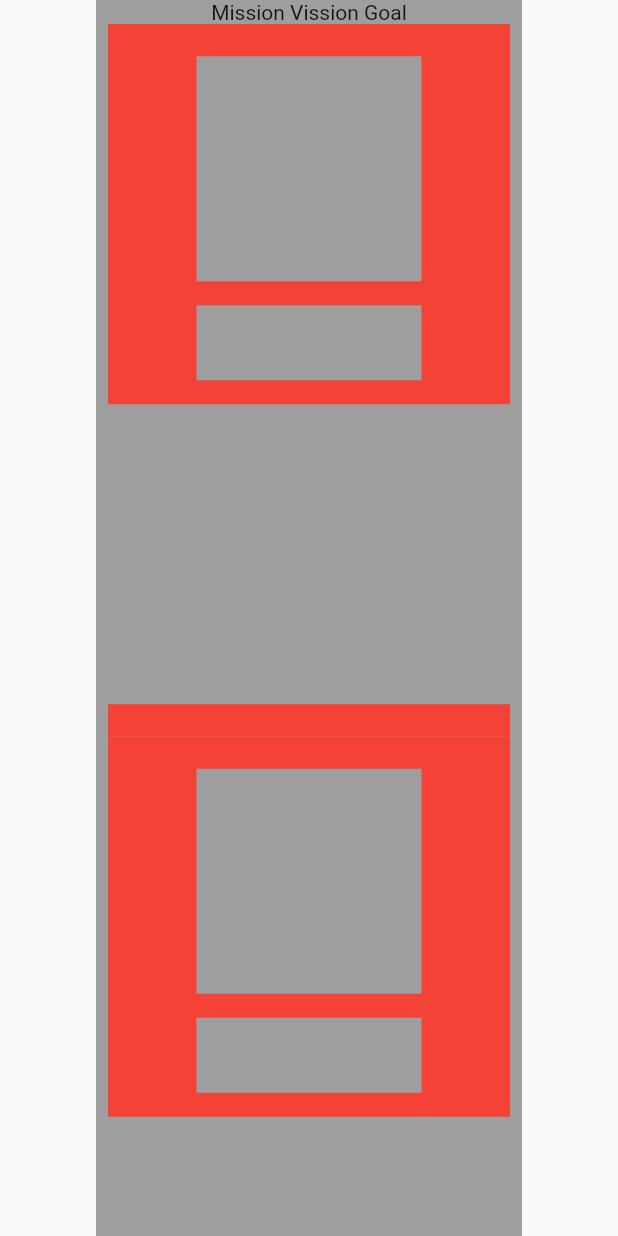
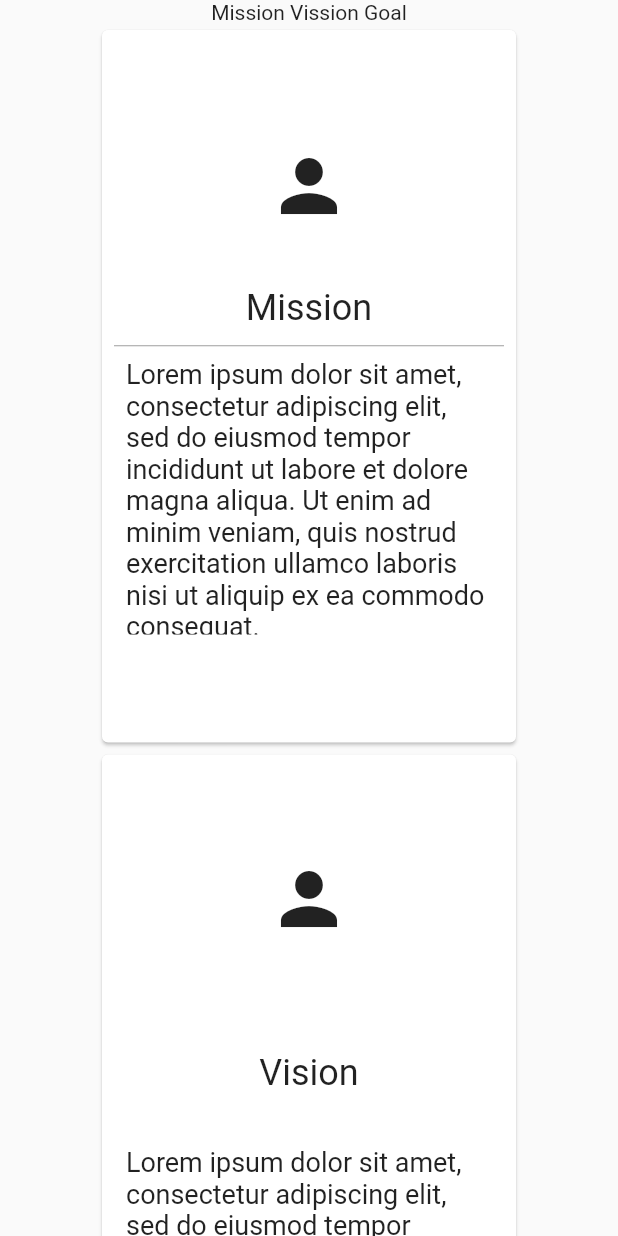
Before and after one commit to novel36/loyalevent, a Flutter app: the Mission widget shown alone on an empty page, opened directly, on a phone screen of 412 x 824 dp. Run offline on Flutter 3.47's test engine with Material 2 defaults, Android fonts, the phone set to English and light mode, and no system bars; our stand-ins replace carousel_slider, responsive_grid; missing offline and left inert: dart:html.

Commit message:
working on mission

```diff
--- a/lib/mission.dart
+++ b/lib/mission.dart
@@ -11,114 +11,126 @@ class Mission extends StatelessWidget {
     return Container(
         margin: EdgeInsets.symmetric(horizontal: 64.0),
         alignment: Alignment.center,
-        color: Colors.grey,
+        // color: Colors.grey,
         child: ResponsiveGridRow(children: [
           ResponsiveGridCol(
             lg: 12,
             child: Center(child: Text("Mission Vission Goal")),
           ),
           ResponsiveGridCol(
-              lg: 4,
+              lg: 3,
+              child: Card(
                 child: Container(
                   height: 475,
                   margin: EdgeInsets.only(right: 8.0, left: 8),
-                color: Colors.red,
                   child: Column(
                     mainAxisAlignment: MainAxisAlignment.center,
                     crossAxisAlignment: CrossAxisAlignment.center,
                     children: [
                       Container(
-                      color: Colors.grey,
-                      width: 150,
-                      height: 150,
-                    ),
+                          width: 80,
+                          height: 80,
+                          child: Icon(Icons.person, size: 56)),
                       SizedBox(
                         height: 16,
                       ),
                       Container(
-                      color: Colors.grey,
                           width: 150,
                           height: 50,
+                          alignment: Alignment.center,
+                          child:
+                              Text("Mission", style: TextStyle(fontSize: 24))),
+                      Divider(
+                        color: Colors.grey,
+                        height: 1.0,
                       ),
+                      Container(
+                        width: 350,
+                        height: 200,
+                        padding: EdgeInsets.all(8.0),
+                        child: Text(
+                            "Lorem ipsum dolor sit amet, consectetur adipiscing elit, sed do eiusmod tempor incididunt ut labore et dolore magna aliqua. Ut enim ad minim veniam, quis nostrud exercitation ullamco laboris nisi ut aliquip ex ea commodo consequat.",
+                            style: TextStyle(fontSize: 18)),
+                      )
+                    ],
+                  ),
+                ),
+              )),
+          ResponsiveGridCol(
+              lg: 4,
+              child: Card(
+                child: Container(
+                  height: 475,
+                  margin: EdgeInsets.only(right: 8.0, left: 8),
+                  child: Column(
+                    mainAxisAlignment: MainAxisAlignment.center,
+                    crossAxisAlignment: CrossAxisAlignment.center,
+                    children: [
+                      Container(
+                          width: 150,
+                          height: 150,
+                          child: Icon(Icons.person, size: 56)),
+                      SizedBox(
+                        height: 16,
+                      ),
+                      Container(
+                          width: 150,
+                          height: 50,
+                          alignment: Alignment.center,
+                          child:
+                              Text("Vision", style: TextStyle(fontSize: 24))),
                       SizedBox(
                         height: 16,
                       ),
                       Container(
                         width: 350,
                         height: 200,
-                      color: Colors.grey,
+                        padding: EdgeInsets.all(8.0),
+                        child: Text(
+                            "Lorem ipsum dolor sit amet, consectetur adipiscing elit, sed do eiusmod tempor incididunt ut labore et dolore magna aliqua. Ut enim ad minim veniam, quis nostrud exercitation ullamco laboris nisi ut aliquip ex ea commodo consequat.",
+                            style: TextStyle(fontSize: 18)),
                       )
                     ],
+                  ),
                 ),
               )),
           ResponsiveGridCol(
               lg: 4,
+              child: Card(
                 child: Container(
                   height: 475,
                   margin: EdgeInsets.only(right: 8.0, left: 8),
-                color: Colors.red,
                   child: Column(
                     mainAxisAlignment: MainAxisAlignment.center,
                     crossAxisAlignment: CrossAxisAlignment.center,
                     children: [
                       Container(
-                      color: Colors.grey,
                           width: 150,
                           height: 150,
-                    ),
+                          child: Icon(Icons.person, size: 56)),
                       SizedBox(
                         height: 16,
                       ),
                       Container(
-                      color: Colors.grey,
                           width: 150,
                           height: 50,
-                    ),
+                          alignment: Alignment.center,
+                          child: Text("Goal", style: TextStyle(fontSize: 24))),
                       SizedBox(
                         height: 16,
                       ),
                       Container(
                         width: 350,
                         height: 200,
-                      color: Colors.grey,
+                        padding: EdgeInsets.all(8.0),
+                        child: Text(
+                            "Lorem ipsum dolor sit amet, consectetur adipiscing elit, sed do eiusmod tempor incididunt ut labore et dolore magna aliqua. Ut enim ad minim veniam, quis nostrud exercitation ullamco laboris nisi ut aliquip ex ea commodo consequat.",
+                            style: TextStyle(fontSize: 18)),
                       )
                     ],
                   ),
+                ),
               )),
-          ResponsiveGridCol(
-              lg: 4,
-              child: Container(
-                height: 475,
-                margin: EdgeInsets.only(right: 8.0, left: 8),
-                color: Colors.red,
-                child: Column(
-                  mainAxisAlignment: MainAxisAlignment.center,
-                  crossAxisAlignment: CrossAxisAlignment.center,
-                  children: [
-                    Container(
-                      color: Colors.grey,
-                      width: 150,
-                      height: 150,
-                    ),
-                    SizedBox(
-                      height: 16,
-                    ),
-                    Container(
-                      color: Colors.grey,
-                      width: 150,
-                      height: 50,
-                    ),
-                    SizedBox(
-                      height: 16,
-                    ),
-                    Container(
-                      width: 350,
-                      height: 200,
-                      color: Colors.grey,
-                    )
-                  ],
-                ),
-              ))
         ]));
   }
 }
```
Also changed, not shown: lib/upcoming_event.dart (+75 -21 lines), pubspec.yaml (+5 -2 lines), assets/event1.jpg (added), assets/event2.jpg (added), assets/events.jpg (added), assets/party.jpg (added), 1 other file. Lines whose indentation alone changed are shown as unchanged.
